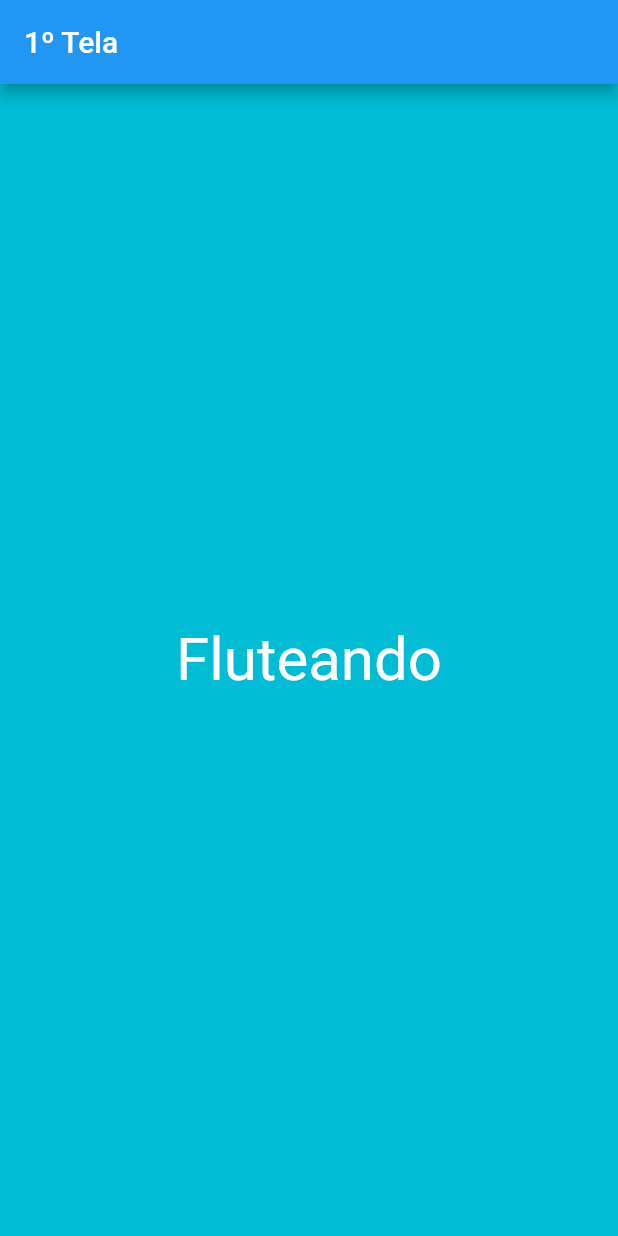
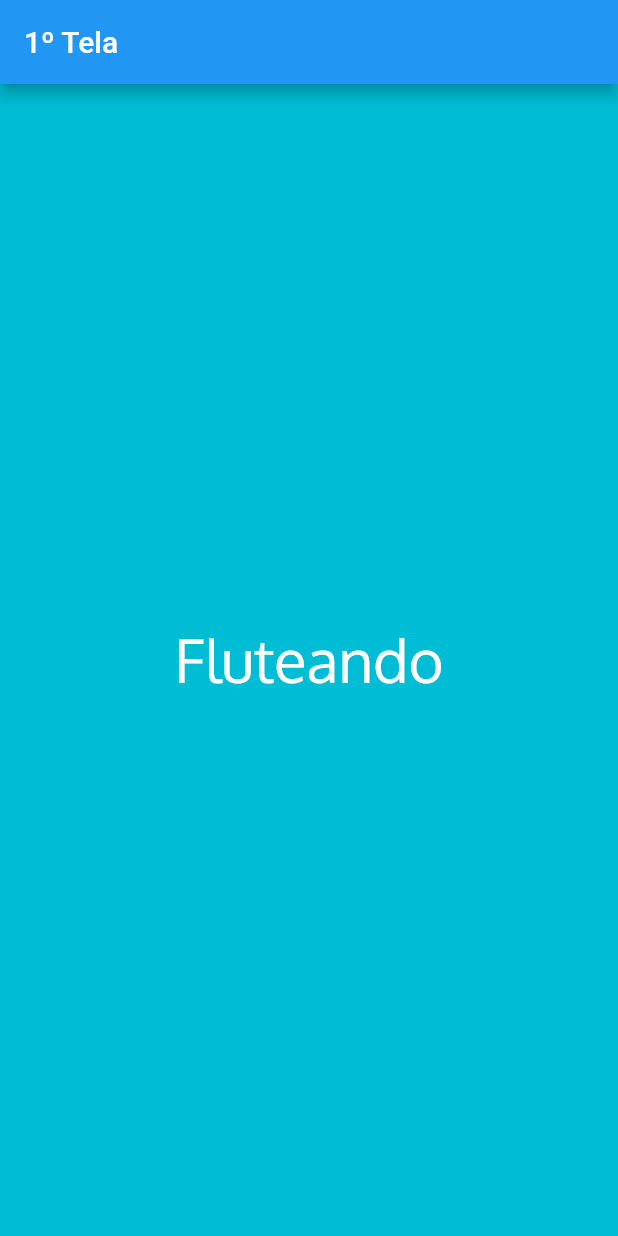
Before and after one commit to vambertojr/pgia7310, a Flutter app: the screen it shows after launch, on a phone screen of 412 x 824 dp. Run offline on Flutter 3.47's test engine with Material 2 defaults, Android fonts, the phone set to English and light mode, and no system bars.

Commit message:
Implementação da primeira tela

```diff
--- a/lib/screens/Home.dart
+++ b/lib/screens/Home.dart
@@ -6,11 +6,18 @@ class FirstScreen extends StatelessWidget {
     return Material(
       color: Colors.cyan,
       child: Center(
+
         child: Text(
           "Fluteando",
           textDirection: TextDirection.ltr,
-          style: TextStyle(color: Colors.white, fontSize: 40.0),
+          style: TextStyle(
+              color: Colors.white,
+              fontSize: 40.0,
+              fontFamily: 'Oxygen',
+              fontWeight: FontWeight.normal),
+
         ),
+
       ),
 
     );
@@ -20,3 +27,13 @@ class FirstScreen extends StatelessWidget {
 
 
 }
+
+class DiseaseImage extends StatelessWidget{
+  @override
+  Widget build(BuildContext context) {
+    AssetImage diseaseAsset = AssetImage('images/imagem1.png');
+    Image image = Image(image: diseaseAsset, width: 400.0, height: 400.0,);
+    return Container(child: image);
+  }
+
+}
```
Also changed, not shown: pubspec.yaml (+13 -8 lines), fonts/Oxygen-Bold.ttf (added), fonts/Oxygen-Light.ttf (added), fonts/Oxygen-Regular.ttf (added), images/imagem1.png (added).
